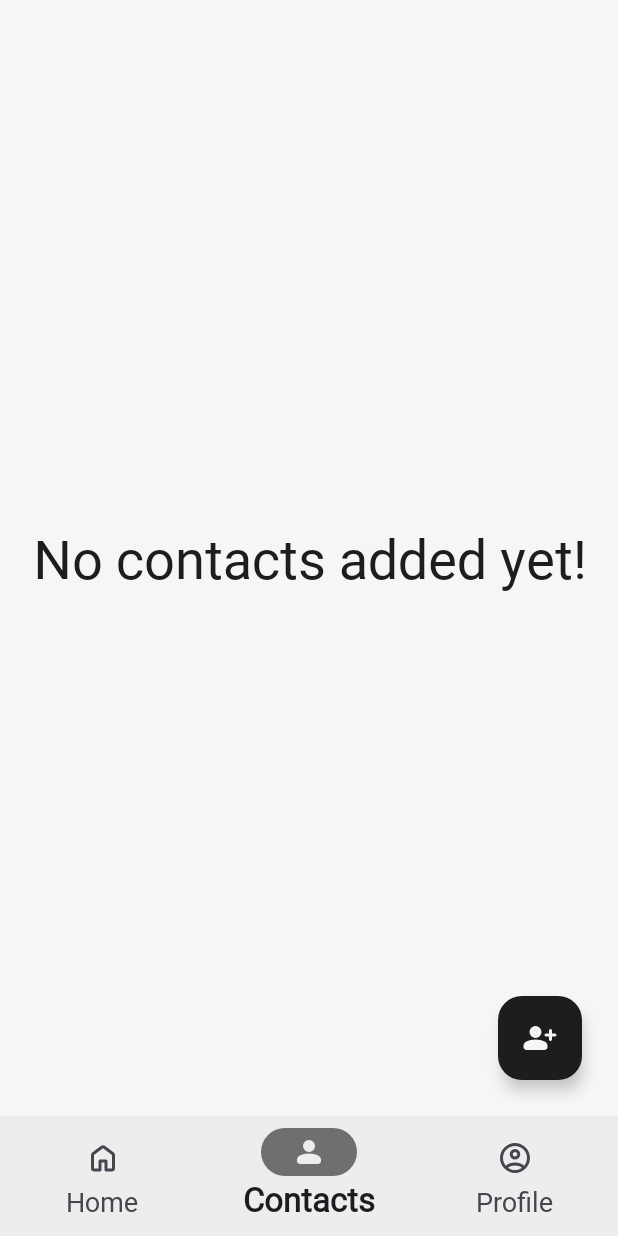
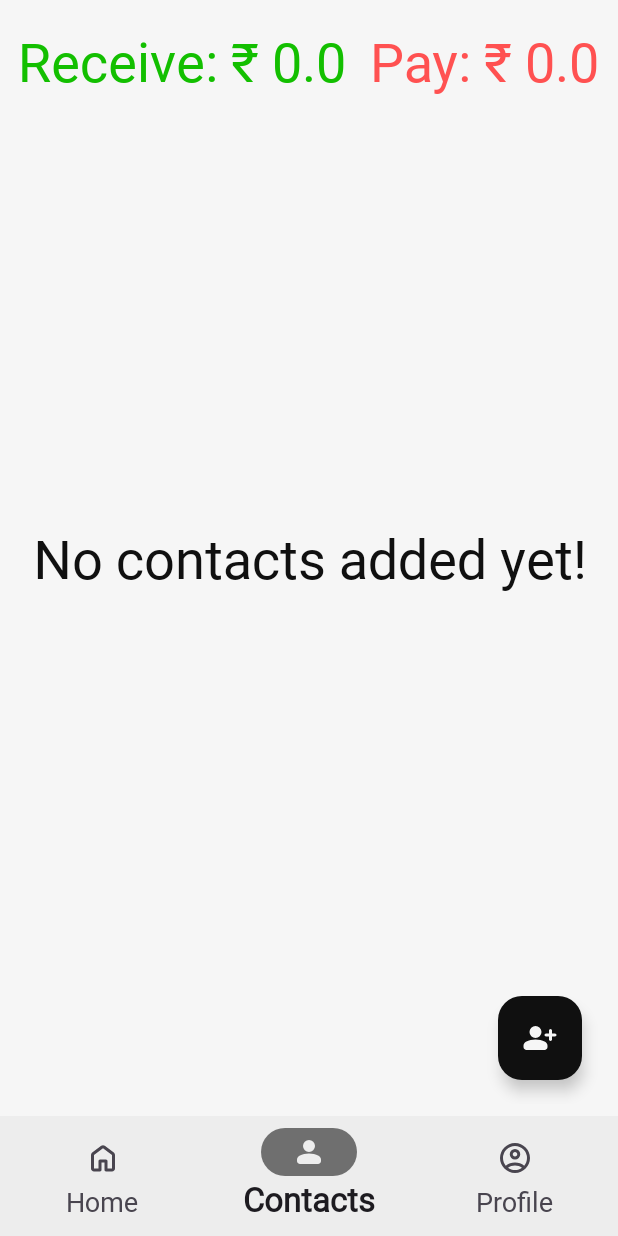
Before and after one commit to HarshRana-404/ExTrack, an Android app: the screen it shows after launch once a user with an empty profile is signed in (MainActivity), item 2 of the bottom bar chosen, on a phone screen of 412 x 824 dp. Run offline under Robolectric (Android 15) with nearby library versions, the light colour scheme and no system bars; our stand-ins replace Firebase (no records; nobody signed in at launch, a user with empty details on screens opened directly).

Commit message:
Visibility enhancements

```diff
--- a/app/src/main/java/com/harsh/extrack/fragments/ContactsFragment.java
+++ b/app/src/main/java/com/harsh/extrack/fragments/ContactsFragment.java
@@ -43,7 +43,8 @@ public class ContactsFragment extends Fragment {
     Button btnAddContact;
     ImageButton ibClose;
     String contactName="";
-    TextView tvNoContacts;
+    TextView tvNoContacts, tvPay, tvReceive;
+    Double pay=0., receive=0.;
 
     @Override
     public void onCreate(Bundle savedInstanceState) {
@@ -58,6 +59,8 @@ public class ContactsFragment extends Fragment {
         try{
             rvContacts = fragContacts.findViewById(R.id.rv_contacts);
             tvNoContacts = fragContacts.findViewById(R.id.tv_no_contacts);
+            tvPay = fragContacts.findViewById(R.id.tv_contacts_pay);
+            tvReceive = fragContacts.findViewById(R.id.tv_contacts_receive);
             rvContacts.setLayoutManager(new LinearLayoutManager(requireContext()));
             adapterContact = new ContactAdapter(requireContext(), alContacts);
             rvContacts.setAdapter(adapterContact);
@@ -148,12 +151,20 @@ public class ContactsFragment extends Fragment {
         alContacts.clear();
         Task<QuerySnapshot> qs = Constants.fbStore.collection("users").document(Constants.uID).collection("contacts").get();
         qs.addOnSuccessListener(new OnSuccessListener<QuerySnapshot>() {
+            @SuppressLint("SetTextI18n")
             @Override
             public void onSuccess(QuerySnapshot queryDocumentSnapshots) {
                 List<DocumentSnapshot> contacts = queryDocumentSnapshots.getDocuments();
                 for(DocumentSnapshot contact : contacts){
                     alContacts.add(new ContactModel(contact.getString("name"), Double.parseDouble(contact.getString("balance"))));
+                    if(Double.parseDouble(contact.getString("balance"))>=0){
+                        receive += Double.parseDouble(contact.getString("balance"));
+                    }else{
+                        pay += Double.parseDouble(contact.getString("balance"));
+                    }
                 }
+                tvReceive.setText("Receive: ₹ "+receive);
+                tvPay.setText("Pay: ₹ "+Math.abs(pay));
                 if(alContacts.isEmpty()){
                     tvNoContacts.setVisibility(View.VISIBLE);
                 }else{
--- a/app/src/main/java/com/harsh/extrack/fragments/HomeFragment.java
+++ b/app/src/main/java/com/harsh/extrack/fragments/HomeFragment.java
@@ -46,7 +46,7 @@ import java.util.Locale;
 public class HomeFragment extends Fragment {
 
     RecyclerView rvExpenses, rvExpenseContacts;
-    TextView tvNoExpenses;
+    TextView tvNoExpenses, tvHomeTitle;
     ExpenseAdapter adapterExpense;
     ExpenseContactsAdapter adapterExpenseContacts;
     ArrayList<ExpenseModel> alExpenses = new ArrayList<>();
@@ -77,6 +77,7 @@ public class HomeFragment extends Fragment {
         try{
             rvExpenses = fragHome.findViewById(R.id.rv_expenses);
             tvNoExpenses = fragHome.findViewById(R.id.tv_no_expenses);
+            tvHomeTitle = fragHome.findViewById(R.id.tv_home_title);
             fabAddExpense = fragHome.findViewById(R.id.fab_add_expense);
             rvExpenses.setLayoutManager(new LinearLayoutManager(requireContext()));
             adapterExpense = new ExpenseAdapter(requireContext(), alExpenses);
@@ -242,6 +243,7 @@ public class HomeFragment extends Fragment {
             alExpenses.clear();
             Task<QuerySnapshot> qs = Constants.fbStore.collection("users").document(Constants.uID).collection("expenses").whereEqualTo("type", "expend").get();
             qs.addOnSuccessListener(new OnSuccessListener<QuerySnapshot>() {
+                @SuppressLint("SetTextI18n")
                 @Override
                 public void onSuccess(QuerySnapshot queryDocumentSnapshots) {
                     List<DocumentSnapshot> expenses = queryDocumentSnapshots.getDocuments();
@@ -251,6 +253,7 @@ public class HomeFragment extends Fragment {
                     if(alExpenses.isEmpty()){
                         tvNoExpenses.setVisibility(View.VISIBLE);
                     }else{
+                        tvHomeTitle.setText("Expenses:");
                         tvNoExpenses.setVisibility(View.GONE);
                         alExpenses.sort(Comparator.comparing(ExpenseModel::getDate).reversed());
                         adapterExpense.notifyDataSetChanged();
--- a/app/src/main/res/layout/fragment_contacts.xml
+++ b/app/src/main/res/layout/fragment_contacts.xml
@@ -8,10 +8,32 @@
     android:background="@color/bg"
     android:padding="8dp">
 
+    <TextView
+        android:id="@+id/tv_contacts_receive"
+        android:layout_width="wrap_content"
+        android:layout_height="wrap_content"
+        android:textColor="@color/green"
+        android:textSize="36sp"
+        android:layout_marginTop="8dp"
+        android:layout_alignParentLeft="true"
+        android:layout_marginLeft="4dp"
+        />
+    <TextView
+        android:id="@+id/tv_contacts_pay"
+        android:layout_width="wrap_content"
+        android:layout_height="wrap_content"
+        android:textColor="@color/red"
+        android:textSize="36sp"
+        android:layout_marginTop="8dp"
+        android:layout_marginRight="4dp"
+        android:layout_alignParentRight="true"
+        />
+
     <androidx.recyclerview.widget.RecyclerView
         android:id="@+id/rv_contacts"
         android:layout_width="match_parent"
-        android:layout_height="match_parent"/>
+        android:layout_height="match_parent"
+        android:layout_below="@id/tv_contacts_receive"/>
 
     <TextView
         android:id="@+id/tv_no_contacts"
--- a/app/src/main/res/layout/fragment_profile.xml
+++ b/app/src/main/res/layout/fragment_profile.xml
@@ -7,7 +7,8 @@
     tools:context=".fragments.ProfileFragment"
     android:gravity="center"
     android:orientation="vertical"
-    android:padding="8dp">
+    android:padding="16dp"
+    android:background="@color/bg">
 
     <TextView
         android:id="@+id/tv_profile_name"
@@ -30,6 +31,7 @@
         android:drawablePadding="32dp"
         android:background="@drawable/btn_bg"
         android:backgroundTint="@color/off_bg"
+        android:elevation="2dp"
         />
     <TextView
         android:id="@+id/tv_profile_self_expend"
@@ -43,6 +45,7 @@
         android:drawablePadding="32dp"
         android:background="@drawable/btn_bg"
         android:backgroundTint="@color/off_bg"
+        android:elevation="2dp"
         />
     <TextView
         android:id="@+id/tv_profile_contacts_count"
@@ -56,6 +59,7 @@
         android:drawablePadding="32dp"
         android:background="@drawable/btn_bg"
         android:backgroundTint="@color/off_bg"
+        android:elevation="2dp"
         />
     <Button
         android:id="@+id/btn_profile_change_password"
--- a/app/src/main/res/values-night/colors.xml
+++ b/app/src/main/res/values-night/colors.xml
@@ -3,8 +3,8 @@
     <color name="black">#FF000000</color>
     <color name="white">#FFFFFFFF</color>
 
-    <color name="bg">#1d1d1d</color>
-    <color name="off_bg">#2d2d2d</color>
+    <color name="bg">#101010</color>
+    <color name="off_bg">#1F1F1F</color>
     <color name="fg">#F6F6F6</color>
     <color name="off_fg">#D5D5D5</color>
     <color name="red">#FF5151</color>
--- a/app/src/main/res/values/colors.xml
+++ b/app/src/main/res/values/colors.xml
@@ -5,8 +5,8 @@
 
     <color name="bg">#F6F6F6</color>
     <color name="off_bg">#EDEDED</color>
-    <color name="fg">#1D1D1D</color>
-    <color name="off_fg">#2d2d2d</color>
+    <color name="fg">#101010</color>
+    <color name="off_fg">#1F1F1F</color>
     <color name="red">#FF5151</color>
     <color name="green">#13BF00</color>
 
```
Also changed, not shown: app/src/main/res/layout/fragment_home.xml (+11 -2 lines), app/src/main/res/layout/fragment_login.xml (+9 -0 lines), app/src/main/res/layout/fragment_registration.xml (+9 -0 lines), 1 other file.
